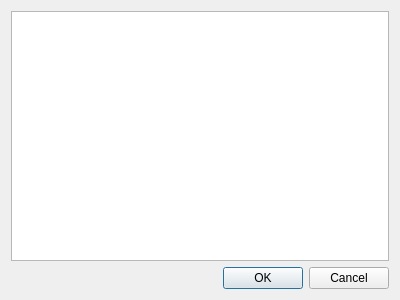
Before: the Qt Designer form src/preferencesdialog.ui in opencor/opencor, drawn with Qt 5.
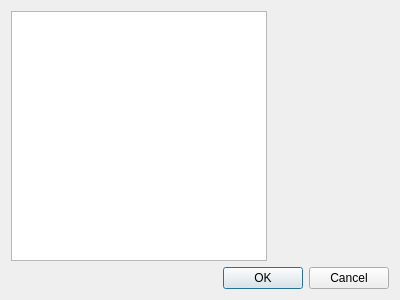
After: the same form once the commit is applied.

Commit message: Some work on having a preferences window so the user can specify his preferences for OpenCOR and its plugins (#193).

The edit to the form file:
```diff
--- a/src/preferencesdialog.ui
+++ b/src/preferencesdialog.ui
@@ -15,6 +15,8 @@
   </property>
   <layout class="QVBoxLayout" name="layout">
    <item>
+    <layout class="QHBoxLayout" name="horizontalLayout">
+     <item>
     <widget class="QTreeView" name="treeView">
      <property name="editTriggers">
       <set>QAbstractItemView::NoEditTriggers</set>
@@ -29,6 +31,17 @@
       <bool>false</bool>
      </attribute>
     </widget>
+     </item>
+     <item>
+      <widget class="QStackedWidget" name="stackedWidget">
+       <property name="currentIndex">
+        <number>0</number>
+       </property>
+       <widget class="QWidget" name="generalPage"/>
+       <widget class="QWidget" name="sectionPage"/>
+      </widget>
+     </item>
+    </layout>
    </item>
    <item>
     <widget class="QDialogButtonBox" name="buttonBox">
```
Lines whose indentation alone changed are shown as unchanged. The commit also changes 1 other file.
